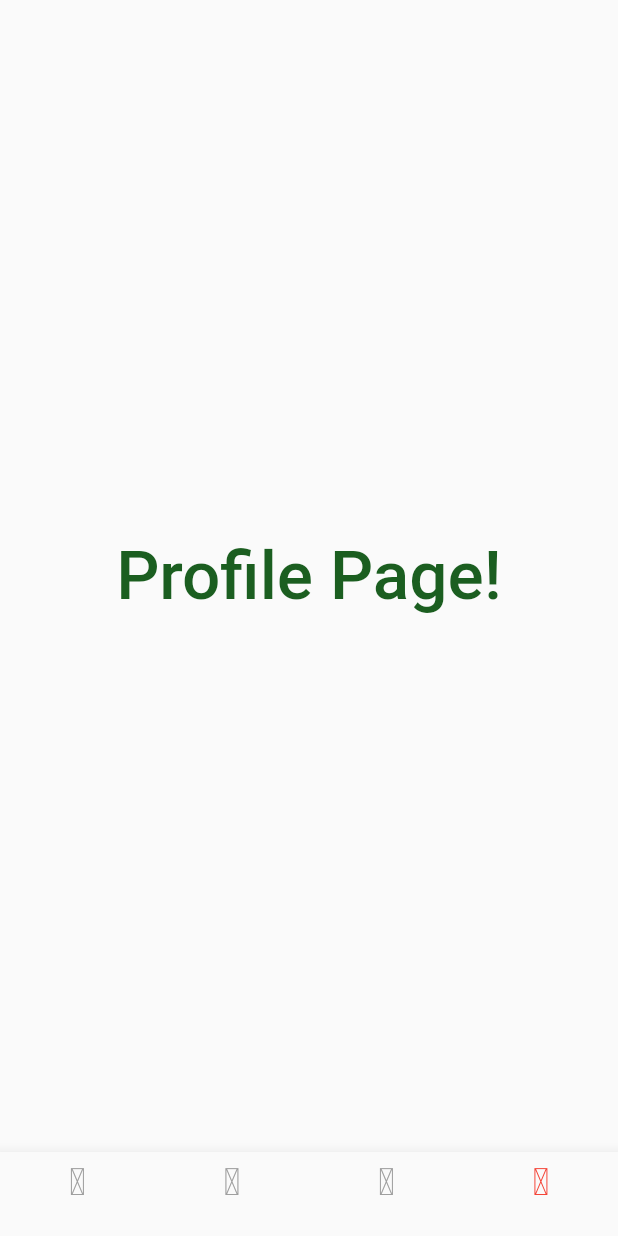
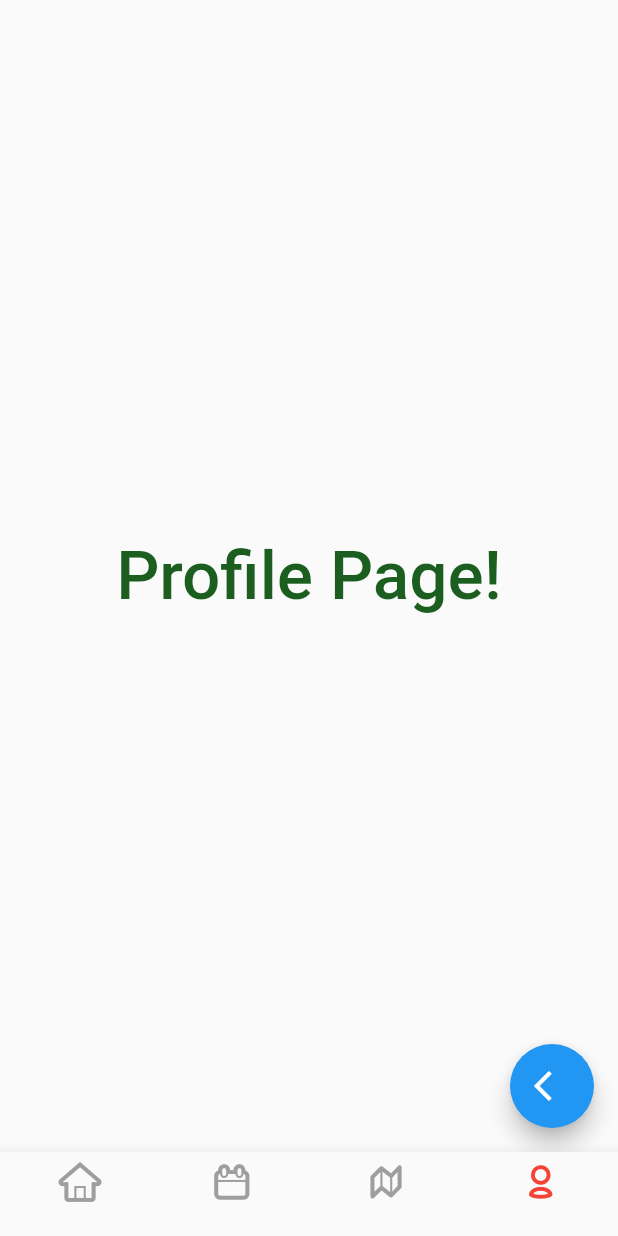
Before and after one commit to owieth/jt2022_app, a Flutter app: the ContainerWidget screen opened by its route, item 4 of the bottom bar chosen, on a phone screen of 412 x 824 dp. Run offline on Flutter 3.47's test engine with Material 2 defaults, Android fonts, the phone set to English and light mode, and no system bars; our stand-ins replace firebase_auth, firebase_core; accounts and stored records are empty.

Commit message:
Feature/home (#40)
* feat(onboard): Add onboarding screen & new icons #35

* feat(onboard): Home Screen Layout #35

```diff
--- a/lib/screens/auth/login.dart
+++ b/lib/screens/auth/login.dart
@@ -1,5 +1,5 @@
 import 'package:flutter/material.dart';
-import 'package:jt2022_app/services/authentication_service.dart';
+import 'package:jt2022_app/services/auth/authentication_service.dart';
 import 'package:provider/provider.dart';
 
 class Login extends StatelessWidget {
--- a/lib/screens/auth/login_model.dart
+++ b/lib/screens/auth/login_model.dart
@@ -1,5 +1,5 @@
 import 'package:flutter/material.dart';
-import 'package:jt2022_app/services/authentication_service.dart';
+import 'package:jt2022_app/services/auth/authentication_service.dart';
 
 class LoginModel extends ChangeNotifier {
   final AuthenticationService _authenticationService;
--- a/lib/screens/onboard/onboard.dart
+++ b/lib/screens/onboard/onboard.dart
@@ -1,5 +1,4 @@
 import 'package:flutter/material.dart';
-import 'package:jt2022_app/screens/container_widget.dart';
 
 class Onboard extends StatelessWidget {
   const Onboard({Key? key}) : super(key: key);
--- a/lib/screens/profile.dart
+++ b/lib/screens/profile/profile.dart
@@ -1,12 +1,13 @@
 import 'package:flutter/material.dart';
+import 'package:jt2022_app/widgets/navigation_button_widget.dart';
 
 class Profile extends StatelessWidget {
   const Profile({Key? key}) : super(key: key);
 
   @override
   Widget build(BuildContext context) {
-    return Container(
-      child: Center(
+    return Scaffold(
+      body: Center(
         child: Text(
           "Profile Page!",
           style: TextStyle(
@@ -16,6 +17,7 @@ class Profile extends StatelessWidget {
           ),
         ),
       ),
+      floatingActionButton: const NavigationButton(),
     );
   }
 }
--- a/lib/screens/container_widget.dart
+++ b/lib/widgets/container_widget.dart
@@ -6,7 +6,7 @@ import 'package:jt2022_app/router/routes.dart';
 import 'package:jt2022_app/screens/calendar.dart';
 import 'package:jt2022_app/screens/home/home.dart';
 import 'package:jt2022_app/screens/location.dart';
-import 'package:jt2022_app/screens/profile.dart';
+import 'package:jt2022_app/screens/profile/profile.dart';
 
 class ContainerWidget extends StatefulWidget {
   const ContainerWidget({Key? key}) : super(key: key);
--- /dev/null
+++ b/lib/widgets/navigation_button_widget.dart
@@ -0,0 +1,17 @@
+import 'package:flutter/material.dart';
+
+class NavigationButton extends StatelessWidget {
+  const NavigationButton({Key? key}) : super(key: key);
+
+  @override
+  Widget build(BuildContext context) {
+    return FloatingActionButton(
+      onPressed: () => Navigator.pop(context),
+      child: const SizedBox(
+        width: 60,
+        height: 60,
+        child: Icon(Icons.arrow_back_ios),
+      ),
+    );
+  }
+}
--- a/pubspec.yaml
+++ b/pubspec.yaml
@@ -45,4 +45,4 @@ flutter:
   fonts:
     - family: CustomIcons
       fonts:
-        - asset: assets/fonts/CustomIcon.ttf
+        - asset: assets/fonts/CustomIcons.ttf
```
Also changed, not shown: lib/main.dart (+6 -2 lines), lib/screens/home/home.dart (+35 -3 lines), lib/screens/workshops.dart (+10 -10 lines), assets/images/speeddating.jpeg (added), lib/services/auth/authentication_service.dart (renamed from lib/services/authentication_service.dart), 4 other files.
